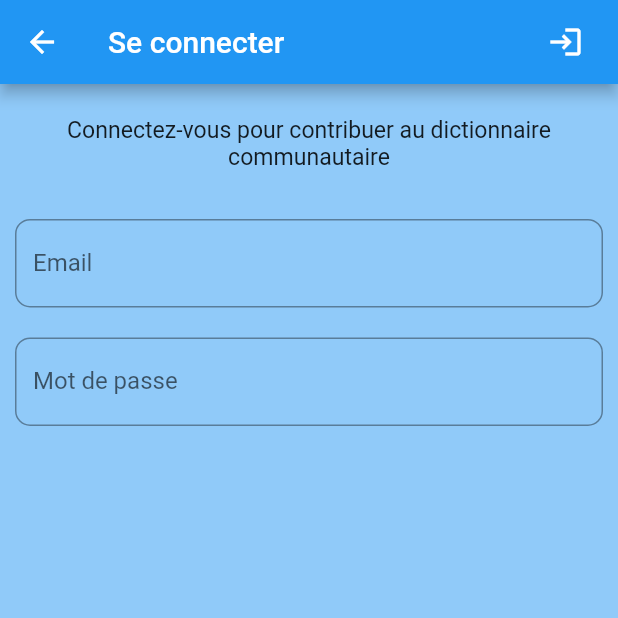
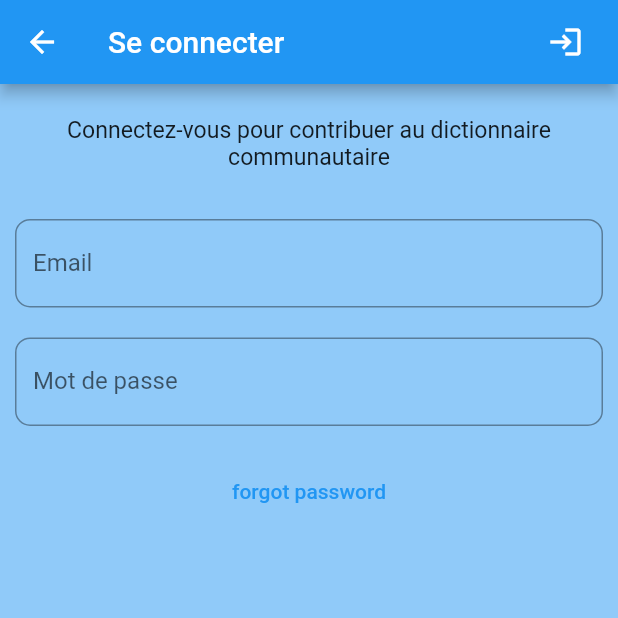
Before and after one commit to smirltech/tabwa-french, a Flutter app: the LoginScreen screen opened by its route, on a phone screen of 412 x 824 dp, the top half of it. Run offline on Flutter 3.47's test engine with Material 2 defaults, Android fonts, the phone set to English and light mode, and no system bars; our stand-ins replace badges, connectivity_plus, fluttertoast, get, get_storage, google_fonts and 2 more; missing offline and left inert: flutter_sound_lite, smirl_version_checker; accounts and stored records are empty; network calls fail.

Commit message:
working on password recovery

```diff
--- a/lib/app/routes/routes.dart
+++ b/lib/app/routes/routes.dart
@@ -10,6 +10,9 @@ import 'package:tabwa_french/app/views/words/show_word/show_word_screen.dart';
 
 import '../views/about/about_screen.dart';
 import '../views/auth/login/login_screen.dart';
+import '../views/auth/password/recovery/confirm_screen.dart';
+import '../views/auth/password/recovery/request_screen.dart';
+import '../views/auth/password/recovery/reset_screen.dart';
 import '../views/auth/register/register_screen.dart';
 
 class Routes {
@@ -23,6 +26,9 @@ class Routes {
   static String about = '/about';
   static String privacy = '/privacy';
   static String proverb = '/proverb';
+  static String pass_recovery_request = '/pass-recovery-request';
+  static String pass_recovery_confirm = '/pass-recovery-confirm';
+  static String pass_recovery_reset = '/pass-recovery-reset';
 
   static List<GetPage> routes = [
     GetPage(
@@ -71,5 +77,17 @@ class Routes {
       name: proverb,
       page: () => ProverbScreen(),
     ),
+    GetPage(
+      name: pass_recovery_request,
+      page: () => PasswordRecoveryRequestScreen(),
+    ),
+    GetPage(
+      name: pass_recovery_confirm,
+      page: () => PasswordRecoveryConfirmScreen(),
+    ),
+    GetPage(
+      name: pass_recovery_reset,
+      page: () => PasswordRecoveryResetScreen(),
+    ),
   ];
 }
--- a/lib/app/views/auth/login/login_screen.dart
+++ b/lib/app/views/auth/login/login_screen.dart
@@ -63,6 +63,11 @@ class LoginScreen extends StatelessWidget {
                     roundedTextInputDecoration(labelText: 'password'.tr),
               ),
             ),
+            Padding(
+              padding: const EdgeInsets.all(10.0),
+              child: TextButton(
+                  onPressed: () {}, child: Text('forgot password'.tr)),
+            ),
           ],
         ),
       ),
```
Also changed, not shown: lib/app/views/auth/password/recovery/confirm_screen.dart (added, +10 -0 lines), lib/app/views/auth/password/recovery/request_screen.dart (added, +10 -0 lines), lib/app/views/auth/password/recovery/reset_screen.dart (added, +10 -0 lines).
